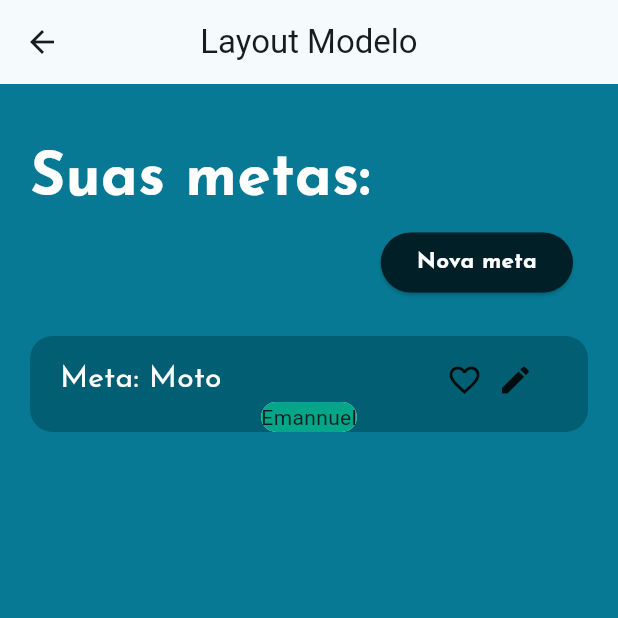
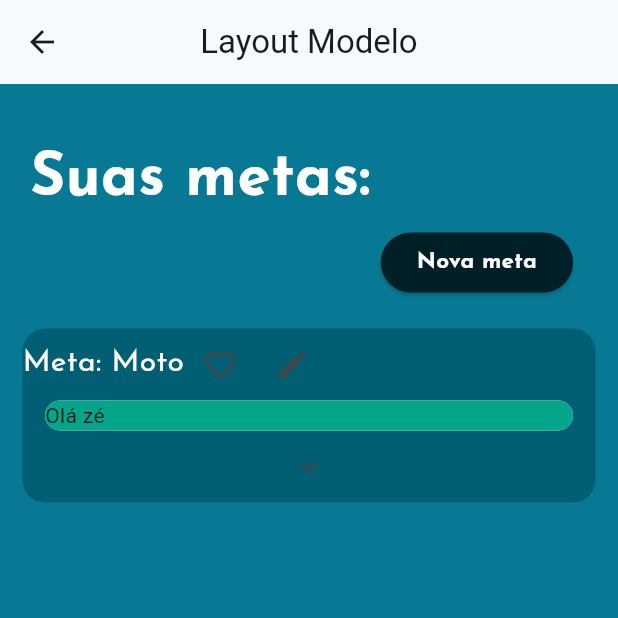
Before and after one commit to IgorLorentz/PorkPockets, a Flutter app: the MetasPage screen opened directly, on a phone screen of 412 x 824 dp, the top half of it. Run offline on Flutter 3.47's test engine with Material 3 defaults, Android fonts, the phone set to English and light mode, and no system bars; our stand-ins replace flutter_svg.

Commit message:
refactor meta

```diff
--- a/pork_pockets_app/lib/pages/metas_page.dart
+++ b/pork_pockets_app/lib/pages/metas_page.dart
@@ -1,4 +1,5 @@
 import 'package:flutter/material.dart';
+import 'package:flutter_svg/flutter_svg.dart';
 import 'package:pork_pockets_app/util/color_util.dart';
 import 'package:pork_pockets_app/util/text_util.dart';
 
@@ -31,6 +32,8 @@ class _MetasPageState extends State<MetasPage>
         [
           Column
           (
+            mainAxisAlignment: MainAxisAlignment.center,
+
             children:
             [
               Container
@@ -62,60 +65,40 @@ class _MetasPageState extends State<MetasPage>
 
               Container
               (
+                margin: EdgeInsets.all(15),
+
                 decoration: BoxDecoration(borderRadius: BorderRadius.circular(15), color: Paleta.azulEscuro),
-                margin: EdgeInsets.all(20),
 
                 child: Column
                 (
                   children:
                   [
-                    SizedBox(height: 15),
-
                     Row
                     (
                       children:
                       [
-                        Container
-                        (
-                          margin: EdgeInsets.only(left: 20),
-                          child: FormatedText("Meta: Moto", 20, FontWeight.normal)
-                        ),
-
-                        Container
-                        (
-                          margin: EdgeInsets.only(left: 150),
-                          child: Icon(Icons.favorite_border)
-                        ),
-
-                        Container
-                        (
-                          margin: EdgeInsets.only(left: 10),
-                          child: Icon(Icons.edit)
-                        )
+                        FormatedText("Meta: Moto", 20, FontWeight.normal),
+                        IconButton(onPressed: (){print("Favorite");}, icon: Icon(Icons.favorite_outline)),
+                        IconButton(onPressed: (){print("Edit");}, icon: Icon(Icons.edit)),
                       ],
                     ),
 
-                    Row
+                    Container
                     (
-                      mainAxisAlignment: MainAxisAlignment.center,
+                      margin: EdgeInsets.symmetric(vertical: 0, horizontal: 15),
+                      width: double.infinity,
+                      decoration: BoxDecoration(borderRadius: BorderRadius.circular(15), color: Colors.white),
+                      child: Container
+                      (
+                        decoration: BoxDecoration(borderRadius: BorderRadius.circular(15), color: Paleta.verde),
+                        child: Text("Olá zé")
+                      ),
+                    ),
 
-                      children:
-                      [
-                        Container
-                        (
-                          decoration: BoxDecoration(borderRadius: BorderRadius.circular(15), color: Colors.white),
-
-                          child: Container
-                          (
-                            decoration: BoxDecoration(borderRadius: BorderRadius.circular(15), color: Paleta.verde),
-                            child: Text("Emannuel"),
-                          ),
-                        )
-                      ],
-                    )
+                    IconButton(onPressed: (){print("Open");}, icon: Icon(Icons.keyboard_arrow_down)),
                   ],
                 ),
-              )
+              ),
             ],
           )
         ],
```
